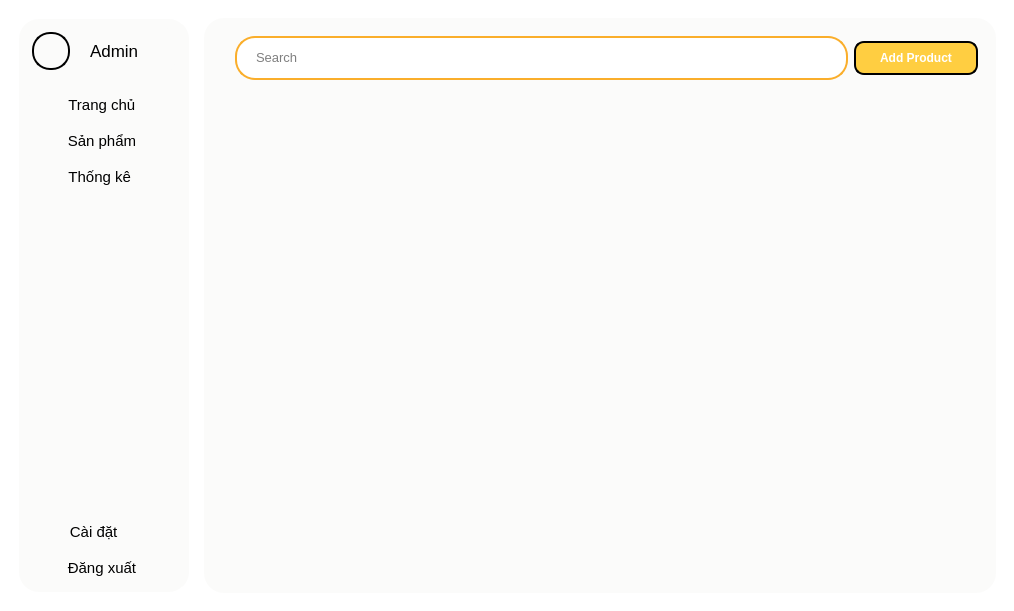
The window that SPCK/GUI/admin.ui (MaiNgocChau9/Python-App-Instance) describes before a commit, drawn with Qt 5.
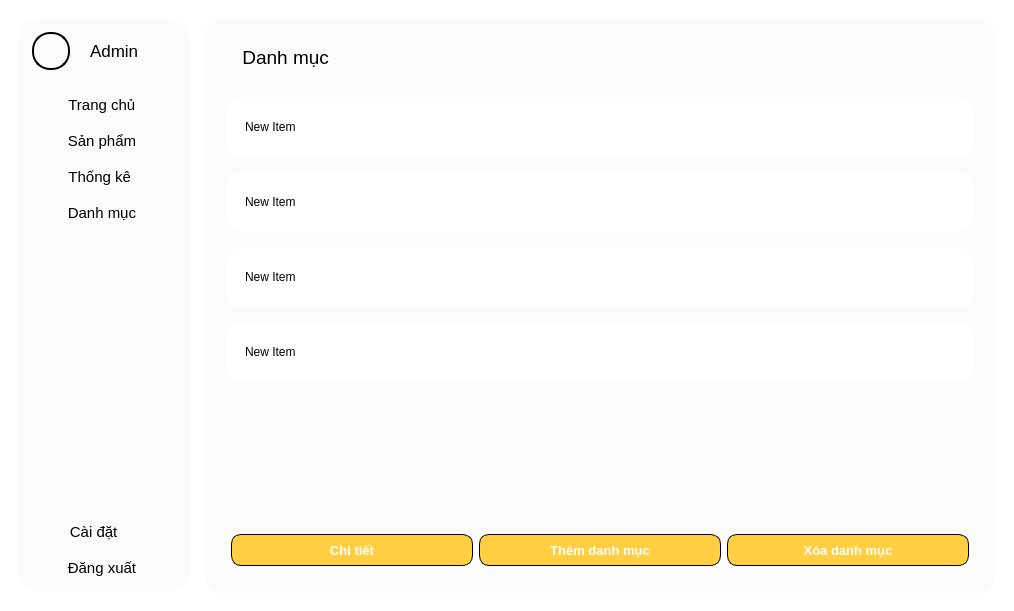
The same window after the commit. Icons and pictures are not drawn.

```diff
--- a/SPCK/GUI/admin.ui
+++ b/SPCK/GUI/admin.ui
@@ -227,6 +227,54 @@
          </property>
         </widget>
        </item>
+       <item>
+        <widget class="QPushButton" name="btn_catgory">
+         <property name="font">
+          <font>
+           <family>Segoe UI</family>
+           <pointsize>11</pointsize>
+          </font>
+         </property>
+         <property name="styleSheet">
+          <string notr="true">QPushButton{
+	max-height: 22px;
+	padding: 6px;
+	border-radius: 10px;
+	background-color: #FBFBFA;
+	border-right: 2px #FBFBFA solid;
+	min-width: 140px;
+	max-width: 140px;
+	margin-bottom: 0px;
+	margin-top: 0px;
+}
+
+QPushButton::hover{
+	max-height: 22px;
+	padding: 6px;
+	border-radius: 10px;
+	background-color: #d2d2d2;
+	border-right: 2px #d2d2d2 solid;
+	min-width: 140px;
+	max-width: 140px;
+	margin-bottom: 0px;
+	margin-top: 0px;
+}</string>
+         </property>
+         <property name="text">
+          <string> Danh mục  </string>
+         </property>
+         <property name="icon">
+          <iconset>
+           <normaloff>../Image/category_a.png</normaloff>../Image/category_a.png</iconset>
+         </property>
+         <property name="iconSize">
+          <size>
+           <width>24</width>
+           <height>24</height>
+          </size>
+         </property>
+        </widget>
+       </item>
        <item>
         <spacer name="verticalSpacer">
          <property name="orientation">
@@ -340,7 +388,7 @@
     <item>
      <widget class="QStackedWidget" name="stackedWidget">
       <property name="currentIndex">
-       <number>1</number>
+       <number>3</number>
       </property>
       <widget class="QWidget" name="home_screen">
        <layout class="QHBoxLayout" name="horizontalLayout_3">
@@ -880,6 +928,270 @@
         </item>
        </layout>
       </widget>
+      <widget class="QWidget" name="catgory_screen">
+       <layout class="QVBoxLayout" name="verticalLayout_3">
+        <item>
+         <widget class="QWidget" name="widget_10" native="true">
+          <property name="styleSheet">
+           <string notr="true">QWidget{
+	background-color: #FBFBFA;
+	border-radius: 20px;
+}</string>
+          </property>
+          <layout class="QVBoxLayout" name="verticalLayout_10">
+           <item>
+            <widget class="QPushButton" name="pushButton_27">
+             <property name="font">
+              <font>
+               <family>Segoe UI</family>
+               <pointsize>14</pointsize>
+               <bold>false</bold>
+              </font>
+             </property>
+             <property name="styleSheet">
+              <string notr="true">max-height: 40px;
+min-height: 40px;
+max-width: 120px;
+min-width: 120px;
+margin-top: 10px;
+margin-left: 10px;</string>
+             </property>
+             <property name="text">
+              <string> Danh mục</string>
+             </property>
+             <property name="icon">
+              <iconset>
+               <normaloff>../Image/category_a.png</normaloff>../Image/category_a.png</iconset>
+             </property>
+             <property name="iconSize">
+              <size>
+               <width>32</width>
+               <height>32</height>
+              </size>
+             </property>
+            </widget>
+           </item>
+           <item>
+            <widget class="QWidget" name="widget" native="true">
+             <layout class="QVBoxLayout" name="verticalLayout_4">
+              <item>
+               <widget class="QListWidget" name="listWidget">
+                <property name="styleSheet">
+                 <string notr="true">QListWidget{
+	border: 0px;
+	margin-top: 0px;
+}
+
+QListWidget::item {
+	background-color: white;
+	height: 60px;
+	margin: 5px;
+	margin-bottom: 10px;
+	border-radius: 15px;
+	padding-left: 15px;
+	padding-right: 15px;
+}
+
+QListWidget::item::hover{
+	background-color: rgb(250, 250, 250);
+	color: black;
+	height: 60px;
+	margin: 5px;
+	margin-bottom: 10px;
+	border-radius: 15px;
+	padding-left: 15px;
+	padding-right: 15px;
+}
+
+QListWidget::item::selected{
+	background-color: rgb(250, 250, 250);
+	color: black;
+	height: 60px;
+	margin: 5px;
+	margin-bottom: 10px;
+	border-radius: 15px;
+	padding-left: 15px;
+	padding-right: 15px;
+	border: 2px solid gray;
+}</string>
+                </property>
+                <item>
+                 <property name="text">
+                  <string>New Item</string>
+                 </property>
+                </item>
+                <item>
+                 <property name="text">
+                  <string>New Item</string>
+                 </property>
+                </item>
+                <item>
+                 <property name="text">
+                  <string>New Item</string>
+                 </property>
+                </item>
+                <item>
+                 <property name="text">
+                  <string>New Item</string>
+                 </property>
+                </item>
+               </widget>
+              </item>
+              <item>
+               <widget class="QWidget" name="widget_5" native="true">
+                <layout class="QHBoxLayout" name="horizontalLayout_5">
+                 <item>
+                  <widget class="QPushButton" name="pushButton_4">
+                   <property name="font">
+                    <font>
+                     <family>Segoe UI</family>
+                     <pointsize>10</pointsize>
+                     <bold>true</bold>
+                    </font>
+                   </property>
+                   <property name="styleSheet">
+                    <string notr="true">QPushButton{
+	border: 1px solid black;
+	height: 30px;
+	border-radius: 10px;
+	background-color: #FFCE41;
+	color: white;
+}
+
+QPushButton::hover{
+	border: 2px solid black;
+	height: 30px;
+	border-radius: 10px;
+	background-color: #FFCE41;
+}
+
+QPushButton::pressed{
+	border: 2px solid black;
+	height: 30px;
+	border-radius: 10px;
+	background-color: rgb(234, 188, 59);
+}</string>
+                   </property>
+                   <property name="text">
+                    <string>Chi tiết</string>
+                   </property>
+                   <property name="icon">
+                    <iconset>
+                     <normaloff>../Image/all_note_view.png</normaloff>../Image/all_note_view.png</iconset>
+                   </property>
+                   <property name="iconSize">
+                    <size>
+                     <width>16</width>
+                     <height>16</height>
+                    </size>
+                   </property>
+                  </widget>
+                 </item>
+                 <item>
+                  <widget class="QPushButton" name="pushButton_3">
+                   <property name="font">
+                    <font>
+                     <family>Segoe UI</family>
+                     <pointsize>10</pointsize>
+                     <bold>true</bold>
+                    </font>
+                   </property>
+                   <property name="styleSheet">
+                    <string notr="true">QPushButton{
+	border: 1px solid black;
+	height: 30px;
+	border-radius: 10px;
+	background-color: #FFCE41;
+	color: white;
+}
+
+QPushButton::hover{
+	border: 2px solid black;
+	height: 30px;
+	border-radius: 10px;
+	background-color: #FFCE41;
+}
+
+QPushButton::pressed{
+	border: 2px solid black;
+	height: 30px;
+	border-radius: 10px;
+	background-color: rgb(234, 188, 59);
+}</string>
+                   </property>
+                   <property name="text">
+                    <string>Thêm danh mục</string>
+                   </property>
+                   <property name="icon">
+                    <iconset>
+                     <normaloff>../Image/new.png</normaloff>../Image/new.png</iconset>
+                   </property>
+                   <property name="iconSize">
+                    <size>
+                     <width>16</width>
+                     <height>16</height>
+                    </size>
+                   </property>
+                  </widget>
+                 </item>
+                 <item>
+                  <widget class="QPushButton" name="pushButton_5">
+                   <property name="font">
+                    <font>
+                     <family>Segoe UI</family>
+                     <pointsize>10</pointsize>
+                     <bold>true</bold>
+                    </font>
+                   </property>
+                   <property name="styleSheet">
+                    <string notr="true">QPushButton{
+	border: 1px solid black;
+	height: 30px;
+	border-radius: 10px;
+	background-color: #FFCE41;
+	color: white;
+}
+
+QPushButton::hover{
+	border: 2px solid black;
+	height: 30px;
+	border-radius: 10px;
+	background-color: #FFCE41;
+}
+
+QPushButton::pressed{
+	border: 2px solid black;
+	height: 30px;
+	border-radius: 10px;
+	background-color: rgb(234, 188, 59);
+}</string>
+                   </property>
+                   <property name="text">
+                    <string>Xóa danh mục</string>
+                   </property>
+                   <property name="icon">
+                    <iconset>
+                     <normaloff>../Image/remove.png</normaloff>../Image/remove.png</iconset>
+                   </property>
+                   <property name="iconSize">
+                    <size>
+                     <width>16</width>
+                     <height>16</height>
+                    </size>
+                   </property>
+                  </widget>
+                 </item>
+                </layout>
+               </widget>
+              </item>
+             </layout>
+            </widget>
+           </item>
+          </layout>
+         </widget>
+        </item>
+       </layout>
+      </widget>
       <widget class="QWidget" name="setting_screen">
        <layout class="QHBoxLayout" name="horizontalLayout_8">
         <item>
```
